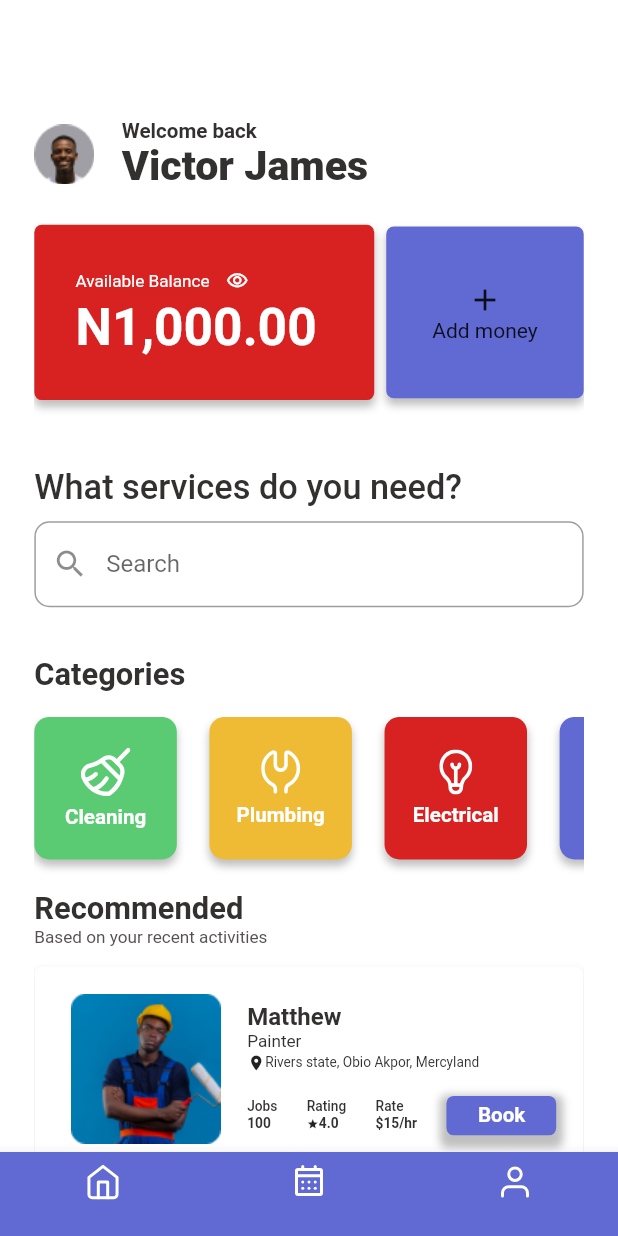
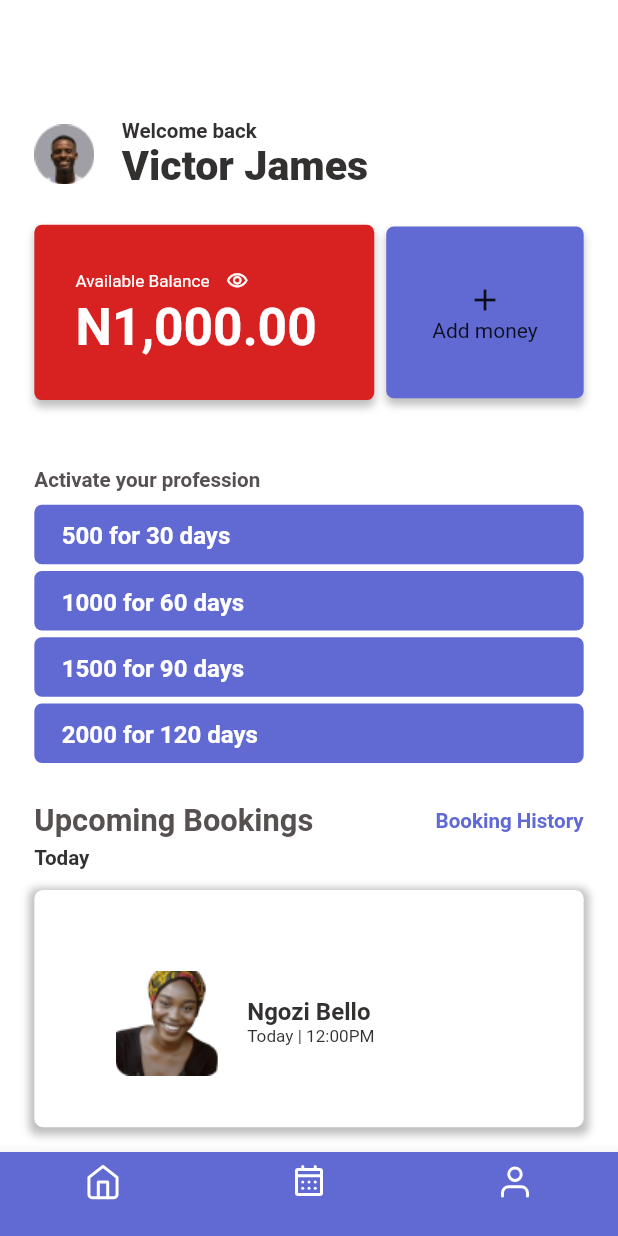
Before and after one commit to elite-dev-001/connectfix, a Flutter app: the Dashboard screen opened directly, on a phone screen of 412 x 824 dp. Run offline on Flutter 3.47's test engine with Material 2 defaults, Android fonts, the phone set to English and light mode, and no system bars; our stand-ins replace flutter_bloc, flutter_screenutil, flutter_svg.

Commit message:
service provider dashboard

```diff
--- a/lib/pages/auth/auth.dart
+++ b/lib/pages/auth/auth.dart
@@ -1,4 +1,5 @@
 import 'package:connect_fix/components/misc/spacer.dart';
+import 'package:connect_fix/pages/auth/user/sign_in.dart';
 // import 'package:connect_fix/pages/auth/user/sign_in.dart';
 import 'package:connect_fix/pages/auth/user/sign_up/sign_up.dart';
 import 'package:connect_fix/pages/auth/widgets/auth_btn.dart';
@@ -62,7 +63,8 @@ class Auth extends StatelessWidget {
                   Navigator.push(
                     context,
                     MaterialPageRoute(
-                      builder: (context) => const SignUp(),
+                      builder: (context) =>
+                          text == "in" ? const SignIn() : const SignUp(),
                     ),
                   );
                 },
@@ -78,7 +80,8 @@ class Auth extends StatelessWidget {
                   Navigator.push(
                     context,
                     MaterialPageRoute(
-                      builder: (context) => const SignUp(),
+                      builder: (context) =>
+                          text == "in" ? const SignIn() : const SignUp(),
                     ),
                   );
                 },
--- a/lib/pages/dashboard/user/dashboard.dart
+++ b/lib/pages/dashboard/user/dashboard.dart
@@ -1,22 +1,29 @@
 import 'package:connect_fix/components/misc/spacer.dart';
+import 'package:connect_fix/pages/dashboard/user/widgets/activate.dart';
 import 'package:connect_fix/pages/dashboard/user/widgets/balance.dart';
 import 'package:connect_fix/pages/dashboard/user/widgets/categories.dart';
 import 'package:connect_fix/pages/dashboard/user/widgets/header.dart';
 import 'package:connect_fix/pages/dashboard/user/widgets/recommended.dart';
 import 'package:connect_fix/pages/dashboard/user/widgets/search.dart';
+import 'package:connect_fix/pages/dashboard/user/widgets/upcoming.dart';
 import 'package:flutter/material.dart';
+import 'package:flutter_bloc/flutter_bloc.dart';
 import 'package:flutter_screenutil/flutter_screenutil.dart';
 import 'package:flutter_svg/svg.dart';
+
+import '../blocs/user_blocs.dart';
+import '../blocs/user_states.dart';
 
 class Dashboard extends StatelessWidget {
   const Dashboard({super.key});
 
   @override
   Widget build(BuildContext context) {
+    return BlocBuilder<UserBlocs, UserStates>(builder: (context, state) {
       return Scaffold(
         backgroundColor: Colors.white,
         body: Padding(
-        padding: EdgeInsets.symmetric(horizontal: 20.w),
+          padding: EdgeInsets.symmetric(horizontal: 0.w),
           child: SizedBox(
             width: MediaQuery.of(context).size.width,
             child: SingleChildScrollView(
@@ -24,14 +31,40 @@ class Dashboard extends StatelessWidget {
                 crossAxisAlignment: CrossAxisAlignment.start,
                 children: [
                   VSpace(69.w),
-                const Header(),
+                  Padding(
+                    padding: EdgeInsets.symmetric(horizontal: 20.w),
+                    child: const Header(),
+                  ),
                   VSpace(20.w),
-                const Balance(),
+                  Padding(
+                    padding: EdgeInsets.symmetric(horizontal: 20.w),
+                    child: const Balance(),
+                  ),
                   VSpace(39.w),
-                const Search(),
+                  (state.userType == "user")
+                      ? Padding(
+                          padding: EdgeInsets.symmetric(horizontal: 20.w),
+                          child: const Search(),
+                        )
+                      : Padding(
+                          padding: EdgeInsets.symmetric(horizontal: 20.w),
+                          child: const Activate(),
+                        ),
                   VSpace(19.w),
-                const Categories(),
-                const Recommended()
+                  if (state.userType == "user")
+                    Padding(
+                      padding: EdgeInsets.symmetric(horizontal: 20.w),
+                      child: const Categories(),
+                    ),
+                  (state.userType == "user")
+                      ? Padding(
+                          padding: EdgeInsets.symmetric(horizontal: 20.w),
+                          child: const Recommended(),
+                        )
+                      : Padding(
+                          padding: EdgeInsets.symmetric(horizontal: 20.w),
+                          child: const Upcoming(),
+                        ),
                 ],
               ),
             ),
@@ -55,5 +88,6 @@ class Dashboard extends StatelessWidget {
           ],
         ),
       );
+    });
   }
 }
--- /dev/null
+++ b/lib/pages/dashboard/user/widgets/activate.dart
@@ -0,0 +1,57 @@
+import 'package:connect_fix/components/misc/spacer.dart';
+import 'package:flutter/material.dart';
+import 'package:flutter_screenutil/flutter_screenutil.dart';
+
+class Activate extends StatelessWidget {
+  const Activate({super.key});
+
+  @override
+  Widget build(BuildContext context) {
+    final List<String> texts = [
+      "500 for 30 days",
+      "1000 for 60 days",
+      "1500 for 90 days",
+      "2000 for 120 days",
+    ];
+    return SizedBox(
+      width: MediaQuery.of(context).size.width,
+      child: Column(
+        crossAxisAlignment: CrossAxisAlignment.start,
+        children: [
+          Text(
+            "Activate your profession",
+            style: TextStyle(
+              fontSize: 12.sp,
+              color: const Color(0xFF565050),
+              fontWeight: FontWeight.w700,
+            ),
+          ),
+          VSpace(8.w),
+          Column(
+            children: texts.map((e) => tab(e, context)).toList(),
+          ),
+        ],
+      ),
+    );
+  }
+
+  Widget tab(String text, BuildContext context) {
+    return Container(
+      width: MediaQuery.of(context).size.width,
+      padding: EdgeInsets.fromLTRB(16.w, 10.w, 0, 8.w),
+      margin: EdgeInsets.only(bottom: 4.w),
+      decoration: BoxDecoration(
+        color: const Color(0xFF6169D2),
+        borderRadius: BorderRadius.circular(5),
+      ),
+      child: Text(
+        text,
+        style: TextStyle(
+          fontSize: 14.sp,
+          color: Colors.white,
+          fontWeight: FontWeight.w600,
+        ),
+      ),
+    );
+  }
+}
--- /dev/null
+++ b/lib/pages/dashboard/user/widgets/upcoming.dart
@@ -0,0 +1,128 @@
+import 'package:connect_fix/components/misc/spacer.dart';
+import 'package:flutter/material.dart';
+import 'package:flutter_screenutil/flutter_screenutil.dart';
+
+class Upcoming extends StatelessWidget {
+  const Upcoming({super.key});
+
+  @override
+  Widget build(BuildContext context) {
+    final jobs = [
+      {
+        "img": "assets/images/booking/booking_1.png",
+        "name": "Ngozi Bello",
+      },
+      {
+        "img": "assets/images/booking/booking_2.png",
+        "name": "Victoria",
+      },
+      {
+        "img": "assets/images/booking/booking_3.png",
+        "name": "Omolade",
+      },
+      {
+        "img": "assets/images/booking/booking_4.png",
+        "name": "Omolade",
+      },
+    ];
+    return Column(
+      crossAxisAlignment: CrossAxisAlignment.start,
+      children: [
+        Row(
+          mainAxisAlignment: MainAxisAlignment.spaceBetween,
+          children: [
+            Text(
+              "Upcoming Bookings",
+              style: TextStyle(
+                fontSize: 18.sp,
+                fontWeight: FontWeight.w700,
+                color: const Color(0xFF565050),
+              ),
+            ),
+            Text(
+              "Booking History",
+              style: TextStyle(
+                fontSize: 12.sp,
+                fontWeight: FontWeight.w600,
+                color: const Color(0xFF6169D2),
+              ),
+            ),
+          ],
+        ),
+        VSpace(4.w),
+        Text(
+          "Today",
+          style: TextStyle(
+            fontSize: 12.sp,
+            fontWeight: FontWeight.w600,
+            color: const Color(0xFF333030),
+          ),
+        ),
+        VSpace(12.w),
+        Column(
+          children:
+              jobs.map((e) => card(e["img"]!, e["name"]!, context)).toList(),
+        )
+      ],
+    );
+  }
+
+  Widget card(String img, String name, BuildContext context) {
+    return Container(
+      width: MediaQuery.of(context).size.width,
+      padding: EdgeInsets.fromLTRB(33.w, 47.w, 16.w, 30.w),
+      margin: EdgeInsets.only(bottom: 28.w),
+      decoration: BoxDecoration(
+          color: Colors.white,
+          // border: Border.all(),
+          borderRadius: BorderRadius.circular(5.w),
+          boxShadow: [
+            BoxShadow(
+                offset: const Offset(0, 2),
+                blurRadius: 4,
+                spreadRadius: 3,
+                color: Colors.black.withOpacity(0.25))
+          ]),
+      child: Row(
+        mainAxisAlignment: MainAxisAlignment.spaceBetween,
+        children: [
+          SizedBox(
+            // decoration: BoxDecoration(border: Border.all()),
+            width: MediaQuery.of(context).size.width * .25,
+            child: Align(
+              alignment: Alignment.center,
+              child: Image.asset(img),
+            ),
+          ),
+          // HSpace(15.w),
+          SizedBox(
+            // decoration: BoxDecoration(border: Border.all()),
+            width: MediaQuery.of(context).size.width * .5,
+            child: Column(
+              crossAxisAlignment: CrossAxisAlignment.start,
+              children: [
+                Text(
+                  name,
+                  style: TextStyle(
+                    fontSize: 14.sp,
+                    fontWeight: FontWeight.w700,
+                    color: const Color(0xFF333030),
+                  ),
+                ),
+                Text(
+                  "Today | 12:00PM",
+                  style: TextStyle(
+                    fontSize: 10.sp,
+                    fontWeight: FontWeight.w400,
+                    color: const Color(0xFF333030),
+                  ),
+                ),
+                VSpace(2.w),
+              ],
+            ),
+          )
+        ],
+      ),
+    );
+  }
+}
--- a/pubspec.yaml
+++ b/pubspec.yaml
@@ -68,6 +68,7 @@ flutter:
     - assets/images/electrical/
     - assets/images/painting/
     - assets/images/plumbing/
+    - assets/images/booking/
     - assets/icons/
 
   # An image asset can refer to one or more resolution-specific "variants", see
```
Also changed, not shown: assets/images/booking/booking_1.png (added), assets/images/booking/booking_2.png (added), assets/images/booking/booking_3.png (added), assets/images/booking/booking_4.png (added). Lines whose indentation alone changed are shown as unchanged.
